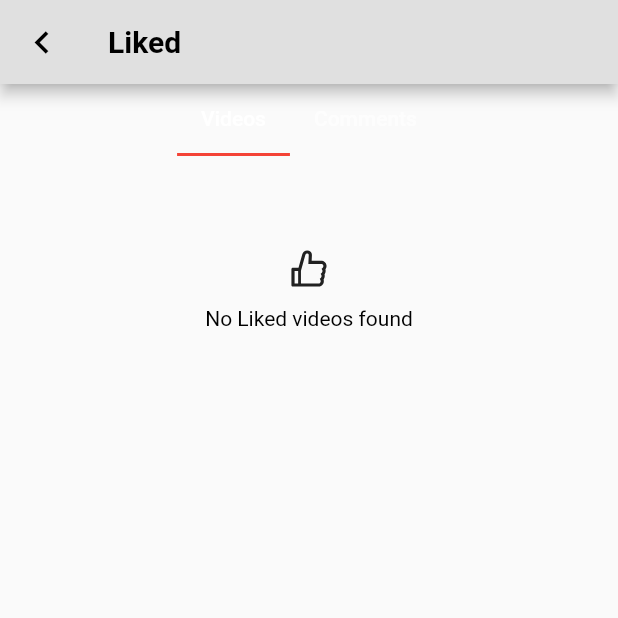
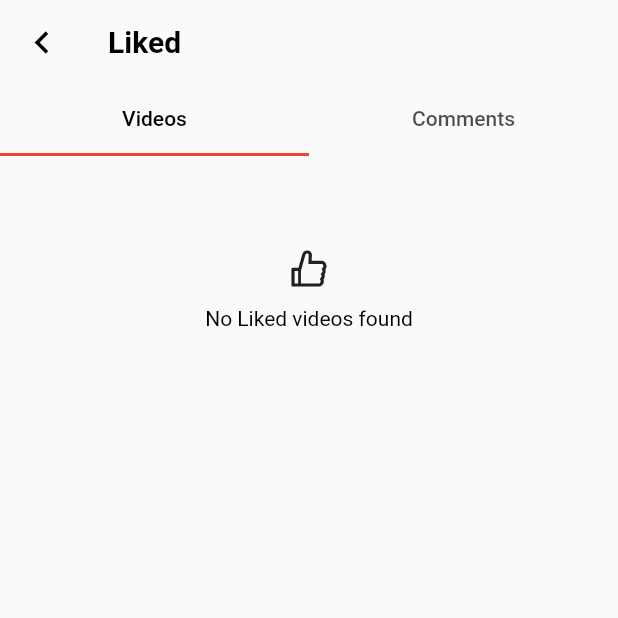
Before and after one commit to prateekmedia/pstube, a Flutter app: the LikedScreen screen opened directly, on a phone screen of 412 x 824 dp, the top half of it. Run offline on Flutter 3.47's test engine with Material 2 defaults, Android fonts, the phone set to English and light mode, and no system bars; our stand-ins replace ant_icons, bot_toast, cached_network_image, dio, file_picker, flutter_hooks and 13 more; missing offline and left inert: custom_text, youtube_explode_dart; accounts and stored records are empty.

Commit message:
Fix TabBar and AppBar color

```diff
--- a/lib/screens/channel_screen.dart
+++ b/lib/screens/channel_screen.dart
@@ -91,7 +91,7 @@ class ChannelScreen extends HookWidget {
               pinned: true,
               forceElevated: innerBoxIsScrolled,
               bottom: TabBar(
-                isScrollable: true,
+                isScrollable: !context.isMobile,
                 controller: _tabController,
                 // These are the widgets to put in each tab in the tab bar.
                 tabs: _tabs.map((String name) => Tab(text: name)).toList(),
--- a/lib/screens/liked_screen.dart
+++ b/lib/screens/liked_screen.dart
@@ -26,30 +26,30 @@ class _LikedScreenState extends State<LikedScreen>
     return Consumer(builder: (context, ref, _) {
       final likedList = ref.watch(likedListProvider);
       return Scaffold(
-        appBar: AppBar(
+        body: NestedScrollView(
+          headerSliverBuilder: (_, e) => [
+            SliverAppBar(
               leading: context.backLeading(),
               title: const Text("Liked"),
-        ),
-        body: Column(
-          children: [
-            TabBar(
-              isScrollable: true,
+              floating: true,
+              pinned: true,
+              bottom: TabBar(
+                isScrollable: !context.isMobile,
                 controller: tabController,
                 tabs: const [
                   Tab(text: "Videos"),
                   Tab(text: "Comments"),
                 ],
               ),
-            Expanded(
-              child: TabBarView(
+            )
+          ],
+          body: TabBarView(
             controller: tabController,
             children: [
               LikedVideoList(likedList: likedList),
               LikedCommentList(likedList: likedList),
             ],
           ),
-            ),
-          ],
         ),
       );
     });
--- a/lib/utils/constants.dart
+++ b/lib/utils/constants.dart
@@ -22,8 +22,9 @@ ThemeData getThemeData(BuildContext context, Brightness brightness) {
             primarySwatch: primaryColor,
           ),
     textTheme: brightness.textTheme,
+    tabBarTheme: TabBarTheme(labelColor: brightness.textTheme.bodyText1!.color),
     appBarTheme: AppBarTheme(
-      backgroundColor: brightness.getAltBackgroundColor,
+      backgroundColor: brightness.isDark ? Colors.grey[850]! : Colors.grey[50]!,
       foregroundColor: brightness.textColor,
       systemOverlayStyle: SystemUiOverlayStyle(
         systemNavigationBarColor: brightness.getBackgroundColor,
```
Lines whose indentation alone changed are shown as unchanged.
